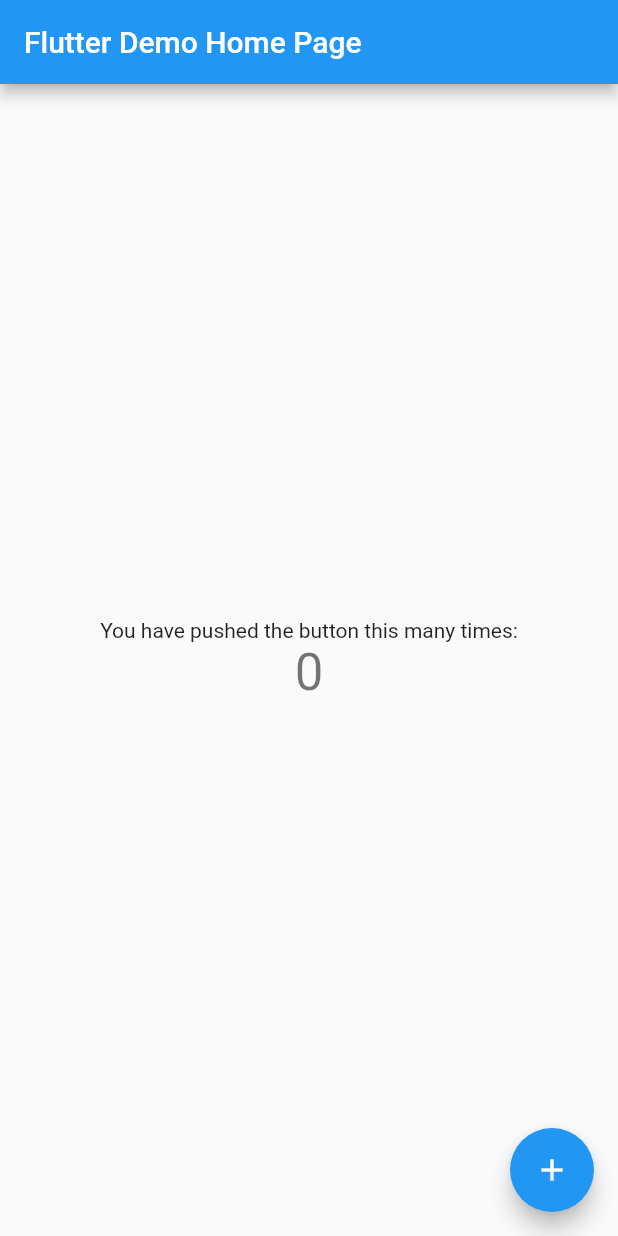
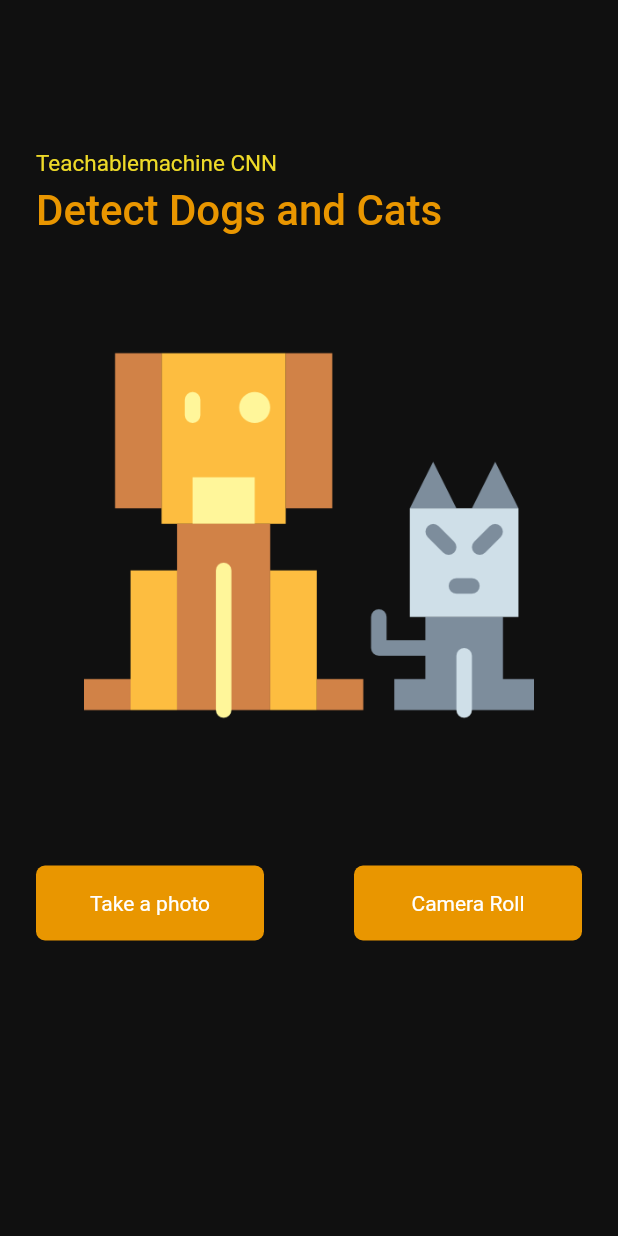
Before and after one commit to Ayobami-00/cat-vs-dog-predictor-flutter-app, a Flutter app: the screen it shows after launch, on a phone screen of 412 x 824 dp. Run offline on Flutter 3.47's test engine with Material 2 defaults, Android fonts, the phone set to English and light mode, and no system bars; our stand-ins replace image_picker, splashscreen; missing offline and left inert: tflite.

Commit message:
finished demo

```diff
--- /dev/null
+++ b/cat_vs_dog_predictor/assets/labels.txt
@@ -0,0 +1,2 @@
+Dog
+Cat
--- /dev/null
+++ b/cat_vs_dog_predictor/lib/home.dart
@@ -0,0 +1,188 @@
+import 'package:flutter/material.dart';
+import 'dart:io';
+import 'package:image_picker/image_picker.dart';
+import 'package:tflite/tflite.dart';
+
+class Home extends StatefulWidget {
+  @override
+  _HomeState createState() => _HomeState();
+}
+
+class _HomeState extends State<Home> {
+  final picker = ImagePicker();
+  File _image;
+  bool _loading = false;
+  List _output;
+
+  pickImage() async {
+    var image = await picker.getImage(source: ImageSource.camera);
+
+    if (image == null) return null;
+
+    setState(() {
+      _image = File(image.path);
+    });
+    classifyImage(_image);
+  }
+
+  pickGalleryImage() async {
+    var image = await picker.getImage(source: ImageSource.gallery);
+
+    if (image == null) return null;
+
+    setState(() {
+      _image = File(image.path);
+    });
+    classifyImage(_image);
+  }
+
+  @override
+  void initState() {
+    super.initState();
+    _loading = true;
+    loadModel().then((value) {
+      // setState(() {});
+    });
+  }
+
+  @override
+  void dispose() {
+    Tflite.close();
+    super.dispose();
+  }
+
+  classifyImage(File image) async {
+    var output = await Tflite.runModelOnImage(
+        path: image.path,
+        numResults: 2,
+        threshold: 0.5,
+        imageMean: 127.5,
+        imageStd: 127.5);
+
+    setState(() {
+      _loading = false;
+      _output = output;
+    });
+  }
+
+  loadModel() async {
+    await Tflite.loadModel(
+      model: 'assets/model_unquant.tflite',
+      labels: 'assets/labels.txt',
+    );
+  }
+
+  @override
+  Widget build(BuildContext context) {
+    return Scaffold(
+      backgroundColor: Color(0xFF101010),
+      body: Container(
+        padding: EdgeInsets.symmetric(horizontal: 24),
+        child: ListView(
+          // crossAxisAlignment: CrossAxisAlignment.start,
+          children: <Widget>[
+            SizedBox(
+              height: 100,
+            ),
+            Text(
+              'Teachablemachine CNN',
+              style: TextStyle(
+                color: Color(0xFFEEDA28),
+                fontSize: 15,
+              ),
+            ),
+            SizedBox(height: 6),
+            Text(
+              'Detect Dogs and Cats',
+              style: TextStyle(
+                  color: Color(0xFFE99600),
+                  fontWeight: FontWeight.w500,
+                  fontSize: 28),
+            ),
+            SizedBox(
+              height: 50,
+            ),
+            Center(
+              child: _loading
+                  ? Container(
+                      width: 300,
+                      child: Column(
+                        children: <Widget>[
+                          Image.asset('assets/cat.png'),
+                          SizedBox(height: 50),
+                        ],
+                      ),
+                    )
+                  : Container(
+                      child: Column(
+                      children: <Widget>[
+                        Container(
+                          height: 250,
+                          child: Image.file(_image),
+                        ),
+                        SizedBox(
+                          height: 20,
+                        ),
+                        _output != null
+                            ? Container(
+                                padding: EdgeInsets.symmetric(vertical: 10),
+                                child: Text('${_output[0]['label']}',
+                                    style: TextStyle(
+                                        color: Colors.white, fontSize: 20.0)),
+                              )
+                            : Container(),
+                      ],
+                    )),
+            ),
+            SizedBox(
+              height: 20,
+            ),
+            Container(
+              width: MediaQuery.of(context).size.width,
+              child: Row(
+                mainAxisAlignment: MainAxisAlignment.spaceBetween,
+                children: <Widget>[
+                  GestureDetector(
+                    onTap: pickImage,
+                    child: Container(
+                      width: MediaQuery.of(context).size.width - 260,
+                      alignment: Alignment.center,
+                      padding:
+                          EdgeInsets.symmetric(horizontal: 24, vertical: 17),
+                      decoration: BoxDecoration(
+                        color: Color(0xFFE99600),
+                        borderRadius: BorderRadius.circular(6),
+                      ),
+                      child: Text(
+                        'Take a photo',
+                        style: TextStyle(color: Colors.white),
+                      ),
+                    ),
+                  ),
+                  SizedBox(height: 10),
+                  GestureDetector(
+                    onTap: pickGalleryImage,
+                    child: Container(
+                      width: MediaQuery.of(context).size.width - 260,
+                      alignment: Alignment.center,
+                      padding:
+                          EdgeInsets.symmetric(horizontal: 24, vertical: 17),
+                      decoration: BoxDecoration(
+                        color: Color(0xFFE99600),
+                        borderRadius: BorderRadius.circular(6),
+                      ),
+                      child: Text(
+                        'Camera Roll',
+                        style: TextStyle(color: Colors.white),
+                      ),
+                    ),
+                  ),
+                ],
+              ),
+            ),
+          ],
+        ),
+      ),
+    );
+  }
+}
--- a/cat_vs_dog_predictor/lib/main.dart
+++ b/cat_vs_dog_predictor/lib/main.dart
@@ -1,3 +1,4 @@
+import 'package:cat_vs_dog_predictor/splash_screen.dart';
 import 'package:flutter/material.dart';
 
 void main() {
@@ -9,109 +10,9 @@ class MyApp extends StatelessWidget {
   @override
   Widget build(BuildContext context) {
     return MaterialApp(
-      title: 'Flutter Demo',
-      theme: ThemeData(
-        // This is the theme of your application.
-        //
-        // Try running your application with "flutter run". You'll see the
-        // application has a blue toolbar. Then, without quitting the app, try
-        // changing the primarySwatch below to Colors.green and then invoke
-        // "hot reload" (press "r" in the console where you ran "flutter run",
-        // or simply save your changes to "hot reload" in a Flutter IDE).
-        // Notice that the counter didn't reset back to zero; the application
-        // is not restarted.
-        primarySwatch: Colors.blue,
-        // This makes the visual density adapt to the platform that you run
-        // the app on. For desktop platforms, the controls will be smaller and
-        // closer together (more dense) than on mobile platforms.
-        visualDensity: VisualDensity.adaptivePlatformDensity,
-      ),
-      home: MyHomePage(title: 'Flutter Demo Home Page'),
+      title: 'Cat vs Dog',
+      home: MySplash(),
+      debugShowCheckedModeBanner: false,
     );
   }
 }
-
-class MyHomePage extends StatefulWidget {
-  MyHomePage({Key key, this.title}) : super(key: key);
-
-  // This widget is the home page of your application. It is stateful, meaning
-  // that it has a State object (defined below) that contains fields that affect
-  // how it looks.
-
-  // This class is the configuration for the state. It holds the values (in this
-  // case the title) provided by the parent (in this case the App widget) and
-  // used by the build method of the State. Fields in a Widget subclass are
-  // always marked "final".
-
-  final String title;
-
-  @override
-  _MyHomePageState createState() => _MyHomePageState();
-}
-
-class _MyHomePageState extends State<MyHomePage> {
-  int _counter = 0;
-
-  void _incrementCounter() {
-    setState(() {
-      // This call to setState tells the Flutter framework that something has
-      // changed in this State, which causes it to rerun the build method below
-      // so that the display can reflect the updated values. If we changed
-      // _counter without calling setState(), then the build method would not be
-      // called again, and so nothing would appear to happen.
-      _counter++;
-    });
-  }
-
-  @override
-  Widget build(BuildContext context) {
-    // This method is rerun every time setState is called, for instance as done
-    // by the _incrementCounter method above.
-    //
-    // The Flutter framework has been optimized to make rerunning build methods
-    // fast, so that you can just rebuild anything that needs updating rather
-    // than having to individually change instances of widgets.
-    return Scaffold(
-      appBar: AppBar(
-        // Here we take the value from the MyHomePage object that was created by
-        // the App.build method, and use it to set our appbar title.
-        title: Text(widget.title),
-      ),
-      body: Center(
-        // Center is a layout widget. It takes a single child and positions it
-        // in the middle of the parent.
-        child: Column(
-          // Column is also a layout widget. It takes a list of children and
-          // arranges them vertically. By default, it sizes itself to fit its
-          // children horizontally, and tries to be as tall as its parent.
-          //
-          // Invoke "debug painting" (press "p" in the console, choose the
-          // "Toggle Debug Paint" action from the Flutter Inspector in Android
-          // Studio, or the "Toggle Debug Paint" command in Visual Studio Code)
-          // to see the wireframe for each widget.
-          //
-          // Column has various properties to control how it sizes itself and
-          // how it positions its children. Here we use mainAxisAlignment to
-          // center the children vertically; the main axis here is the vertical
-          // axis because Columns are vertical (the cross axis would be
-          // horizontal).
-          mainAxisAlignment: MainAxisAlignment.center,
-          children: <Widget>[
-            Text(
-              'You have pushed the button this many times:',
-            ),
-            Text(
-              '$_counter',
-              style: Theme.of(context).textTheme.headline4,
-            ),
-          ],
-        ),
-      ),
-      floatingActionButton: FloatingActionButton(
-        onPressed: _incrementCounter,
-        tooltip: 'Increment',
-        child: Icon(Icons.add),
-      ), // This trailing comma makes auto-formatting nicer for build methods.
-    );
-  }
-}
--- a/cat_vs_dog_predictor/pubspec.yaml
+++ b/cat_vs_dog_predictor/pubspec.yaml
@@ -23,6 +23,9 @@ environment:
 dependencies:
   flutter:
     sdk: flutter
+  image_picker: ^0.6.7+4
+  tflite: ^1.1.1
+  splashscreen:
 
 
   # The following adds the Cupertino Icons font to your application.
@@ -45,7 +48,8 @@ flutter:
   uses-material-design: true
 
   # To add assets to your application, add an assets section, like this:
-  # assets:
+  assets:
+    - assets/
   #   - images/a_dot_burr.jpeg
   #   - images/a_dot_ham.jpeg
 
```
Also changed, not shown: cat_vs_dog_predictor/lib/splash_screen.dart (added, +32 -0 lines), cat_vs_dog_predictor/assets/cat.png (added), cat_vs_dog_predictor/pubspec.lock, 2 other files.
